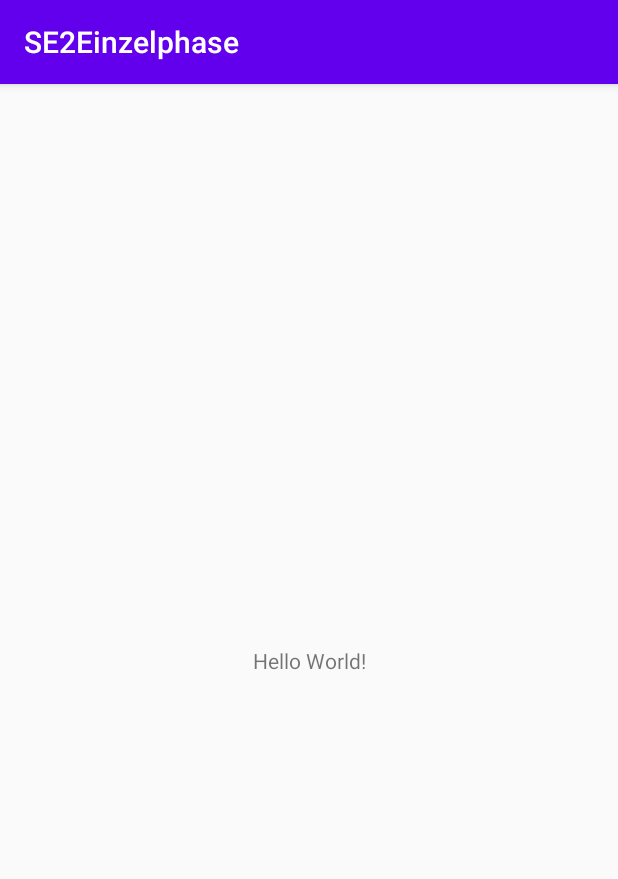
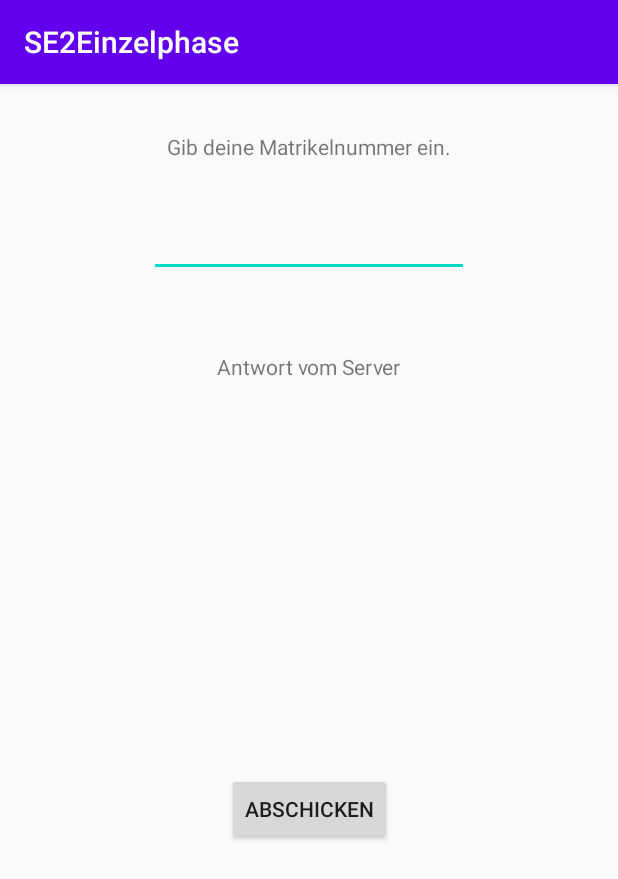
Before and after one commit to kerstinmarhi/SE2Einzelphase, an Android app: the screen it shows after launch (MainActivity), on a phone screen of 412 x 824 dp. Shown: the top 879 px of the screen. Run offline under Robolectric (Android 15) with nearby library versions, the phone set to English and light mode, and no system bars.

Commit message:
Layout erstellt.

```diff
--- a/app/src/main/res/layout/activity_main.xml
+++ b/app/src/main/res/layout/activity_main.xml
@@ -7,12 +7,44 @@
     tools:context=".MainActivity">
 
     <TextView
+        android:id="@+id/txtview_enter"
         android:layout_width="wrap_content"
         android:layout_height="wrap_content"
-        android:text="Hello World!"
-        app:layout_constraintBottom_toBottomOf="parent"
+        android:layout_marginTop="32dp"
+        android:text="@string/enter_matriculationnumber"
+        app:layout_constraintEnd_toEndOf="parent"
+        app:layout_constraintStart_toStartOf="parent"
+        app:layout_constraintTop_toTopOf="parent" />
+
+    <EditText
+        android:id="@+id/edtxt_number"
+        android:layout_width="wrap_content"
+        android:layout_height="wrap_content"
+        android:layout_marginTop="32dp"
+        android:ems="10"
+        android:inputType="number"
+        app:layout_constraintEnd_toEndOf="parent"
+        app:layout_constraintStart_toStartOf="parent"
+        app:layout_constraintTop_toBottomOf="@+id/txtview_enter" />
+
+    <TextView
+        android:id="@+id/txtview_serverreply"
+        android:layout_width="wrap_content"
+        android:layout_height="wrap_content"
+        android:layout_marginTop="50dp"
+        android:text="@string/server_reply"
         app:layout_constraintLeft_toLeftOf="parent"
         app:layout_constraintRight_toRightOf="parent"
-        app:layout_constraintTop_toTopOf="parent" />
+        app:layout_constraintTop_toBottomOf="@+id/edtxt_number" />
+
+    <Button
+        android:id="@+id/btn_send"
+        android:layout_width="wrap_content"
+        android:layout_height="wrap_content"
+        android:text="@string/btn_send"
+        app:layout_constraintBottom_toBottomOf="parent"
+        app:layout_constraintEnd_toEndOf="parent"
+        app:layout_constraintStart_toStartOf="parent"
+        app:layout_constraintTop_toBottomOf="@+id/txtview_serverreply" />
 
 </androidx.constraintlayout.widget.ConstraintLayout>
--- a/app/src/main/res/values/strings.xml
+++ b/app/src/main/res/values/strings.xml
@@ -1,3 +1,6 @@
 <resources>
     <string name="app_name">SE2Einzelphase</string>
+    <string name="enter_matriculationnumber">Gib deine Matrikelnummer ein.</string>
+    <string name="server_reply">Antwort vom Server</string>
+    <string name="btn_send">Abschicken</string>
 </resources>
```
